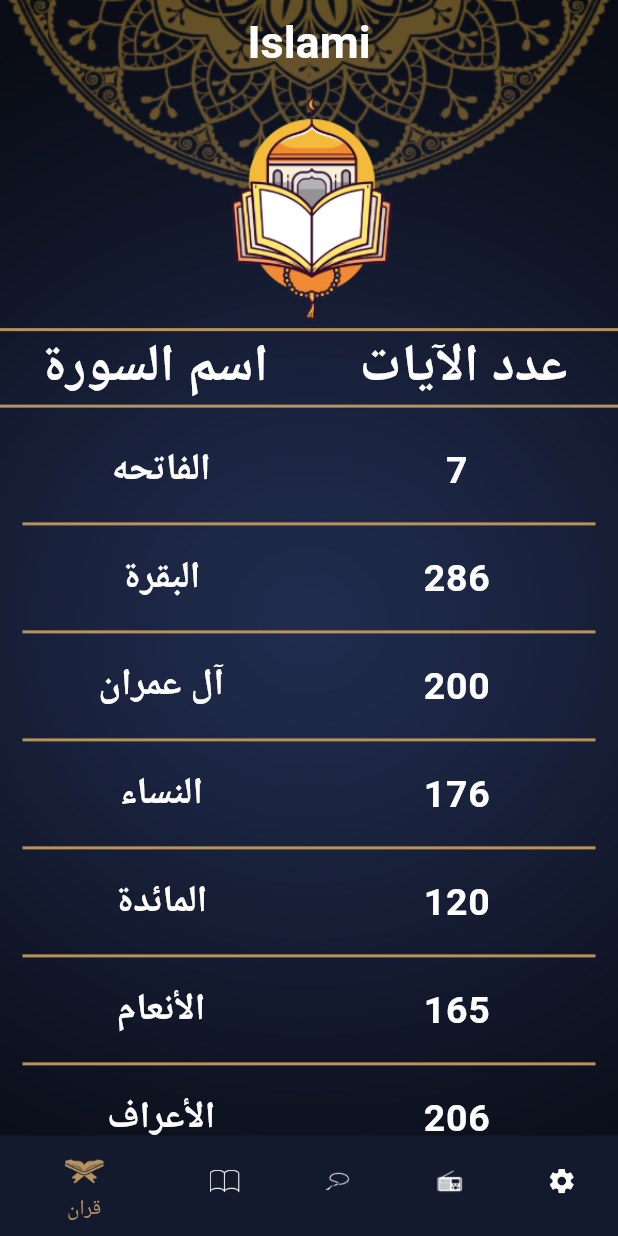
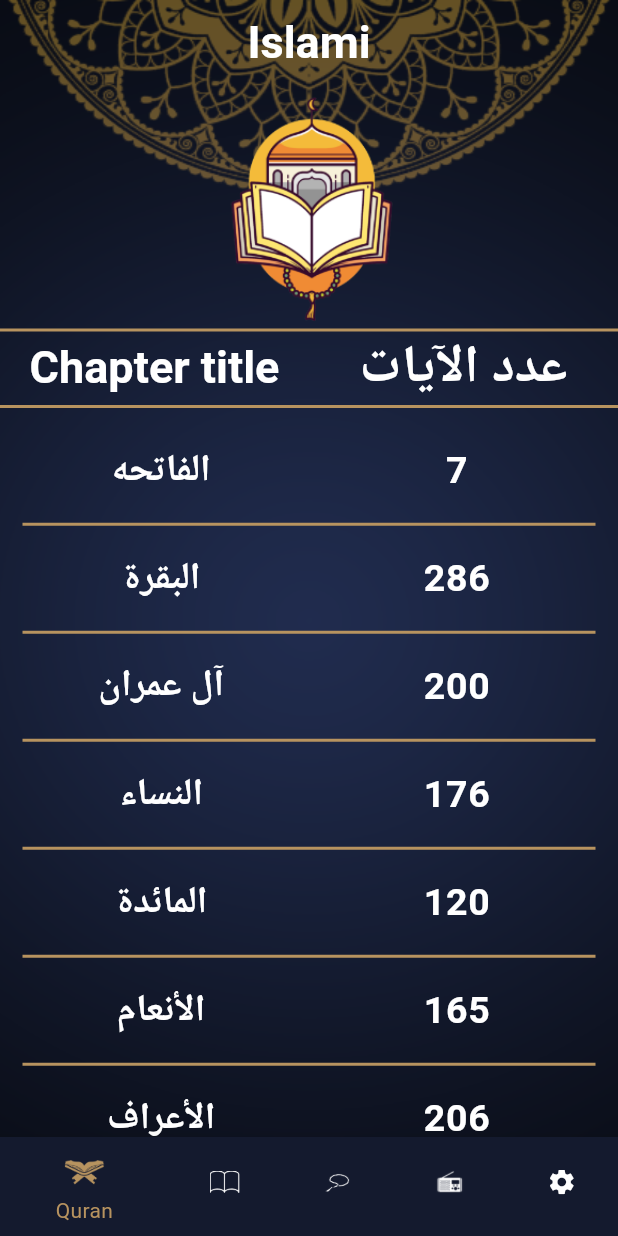
Before and after one commit to ehabMoahmed/islamiApp, a Flutter app: the screen it shows after launch, on a phone screen of 412 x 824 dp. Run offline on Flutter 3.47's test engine with Material 3 defaults, Android fonts, the phone set to English and light mode, and no system bars; generated files the repository leaves out were written again.

Commit message:
+handle localization

```diff
--- a/lib/UI/home/home_screen.dart
+++ b/lib/UI/home/home_screen.dart
@@ -56,28 +56,28 @@
               BottomNavigationBarItem(
                 backgroundColor: Theme.of(context).colorScheme.primary,
                   icon: ImageIcon(AssetImage('assets/images/icon_quran.png')),
-                  label: "قران",
+                  label: AppLocalizations.of(context)!.quran,
                 ),
               BottomNavigationBarItem(
                 backgroundColor: Theme.of(context).colorScheme.primary,
                 icon: ImageIcon(AssetImage('assets/images/icon_hadeth.png')),
-                label: "احاديث",
+                label: AppLocalizations.of(context)!.ahadeth,
               ),
               BottomNavigationBarItem(
                 backgroundColor: Theme.of(context).colorScheme.primary,
                 icon: ImageIcon(AssetImage('assets/images/icon_sebha.png')),
-                label: " سبحه",
+                label: AppLocalizations.of(context)!.sebha,
               ),
               BottomNavigationBarItem(
                 backgroundColor: Theme.of(context).colorScheme.primary,
                 icon: ImageIcon(AssetImage('assets/images/icon_radio.png')),
-                label: "راديو",
+                label: AppLocalizations.of(context)!.radio,
               ),
 
               BottomNavigationBarItem(
                 backgroundColor: Theme.of(context).colorScheme.primary,
                 icon: Icon(Icons.settings) ,
-                label: "الاعدادات",
+                label: AppLocalizations.of(context)!.settings,
               ),
             ]),
 
--- a/lib/UI/home/tabs/ahades.dart
+++ b/lib/UI/home/tabs/ahades.dart
@@ -2,6 +2,7 @@
 import 'package:flutter/material.dart';
 import 'package:flutter/services.dart';
 import 'package:islamyapp/UI/home/hadethtitle.dart';
+import 'package:flutter_gen/gen_l10n/app_localizations.dart';
 
 import '../ahadeth_model.dart';
 
@@ -33,7 +34,7 @@
               width: 2,
             ))
           ),
-          child: Text('الأحاديث',
+          child: Text(AppLocalizations.of(context)!.ahadeth,
           style:  Theme.of(context).textTheme.titleLarge,
           ),
                ),
--- a/lib/UI/home/tabs/quran_widget.dart
+++ b/lib/UI/home/tabs/quran_widget.dart
@@ -1,6 +1,7 @@
 import 'package:flutter/cupertino.dart';
 import 'package:flutter/material.dart';
 import 'package:islamyapp/UI/home/quran_titleWidget.dart';
+import 'package:flutter_gen/gen_l10n/app_localizations.dart';
 
 class QuranWidget extends StatelessWidget {
   List<String> suraNames = [
@@ -41,7 +42,7 @@
           mainAxisAlignment: MainAxisAlignment.spaceEvenly,
         children: [
 
-          Expanded(child: Container(alignment:Alignment.center,child: Text('اسم السورة',style: Theme.of(context).textTheme.titleLarge))),
+          Expanded(child: Container(alignment:Alignment.center,child: Text(AppLocalizations.of(context)!.chaptertitle,style: Theme.of(context).textTheme.titleLarge!.copyWith(fontSize: 30)))),
           Expanded(child: Container(alignment:Alignment.center,child: Text('عدد الآيات',  style: Theme.of(context).textTheme.titleLarge))),
         ],
         ),
--- a/lib/l10n/app_en.arb
+++ b/lib/l10n/app_en.arb
@@ -1,3 +1,10 @@
+
 {
-  "islami":"Islami"
+  "islami":"Islami",
+  "quran":"Quran",
+  "ahadeth":"Ahadeth",
+  "settings":"Settings",
+  "sebha":"Sebha",
+  "radio":"Radio",
+  "chaptertitle": "Chapter title"
 }
--- a/lib/main.dart
+++ b/lib/main.dart
@@ -9,6 +9,7 @@
 import 'package:flutter_gen/gen_l10n/app_localizations.dart';
 
 void main() {
+
   runApp(const MyApp());
 }
 
@@ -30,8 +31,8 @@
 
       //al loghat ale al app byd3mha al local obj feh al iso code bta3 al lo8a english>en  arby>ar
       supportedLocales:[
-        Locale("en"),
-        Locale("ar"),
+        Locale("en"), //english
+        Locale("ar"), //arby
       ] ,
 
 
```
Also changed, not shown: lib/l10n/app_ar.arb (+7 -1 lines).
